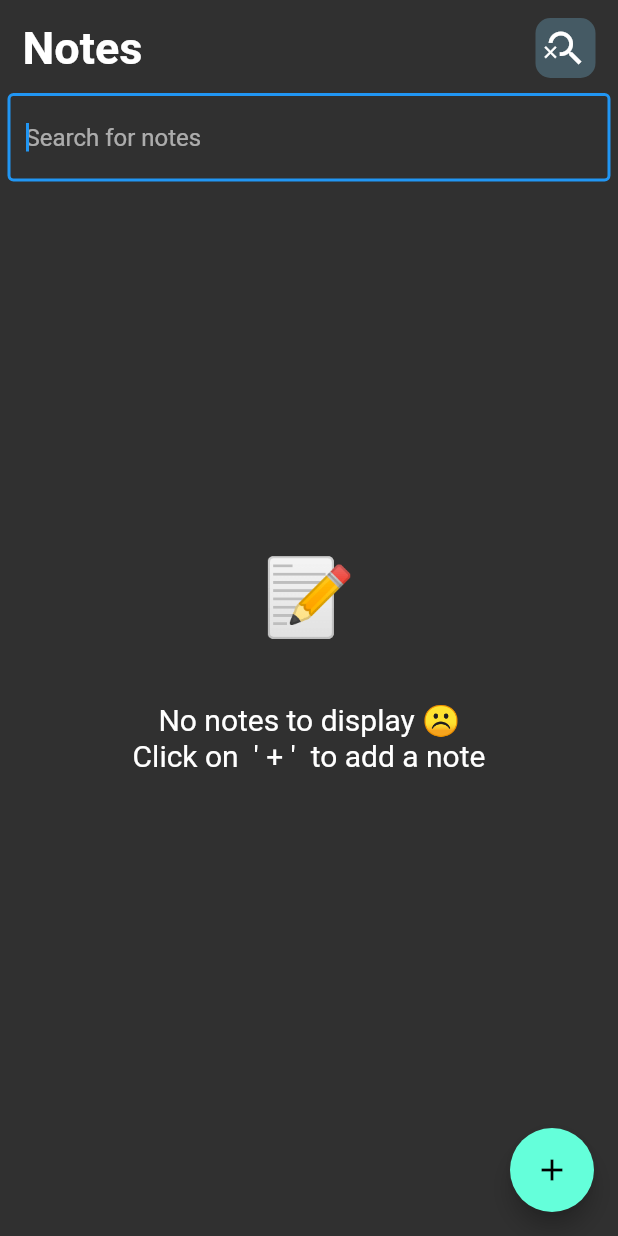
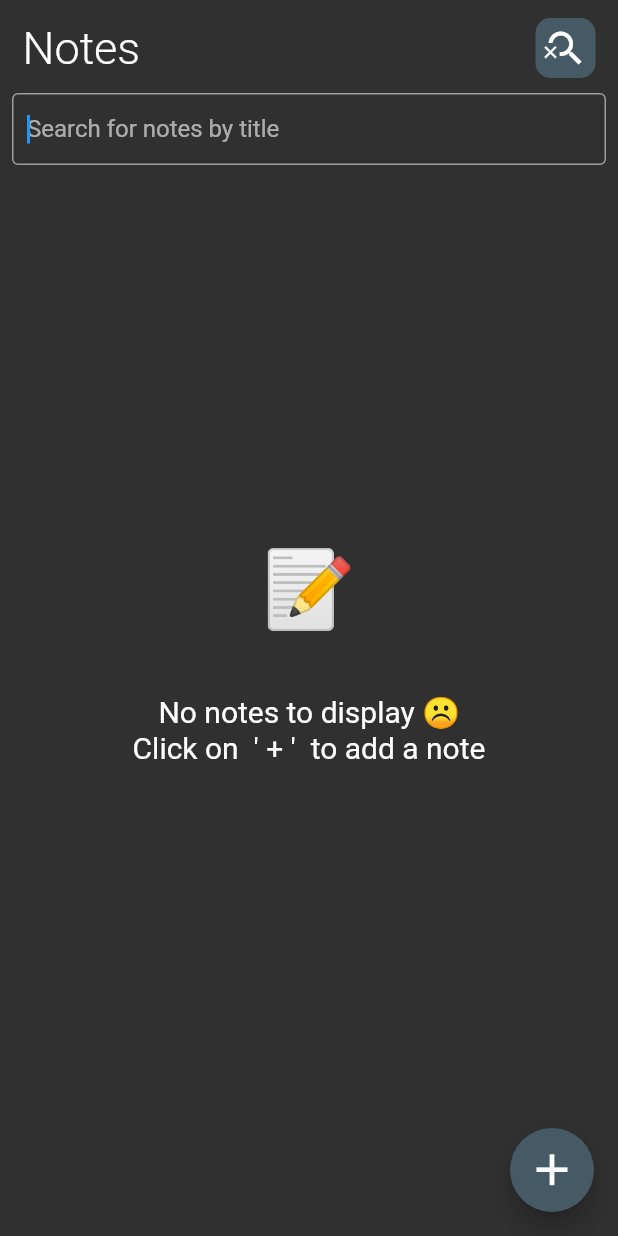
Before and after one commit to Amal4m41/Notes-App-Flutter, a Flutter app: the screen it shows after launch, after a tap on the "search" icon, on a phone screen of 412 x 824 dp. Run offline on Flutter 3.47's test engine with Material 2 defaults, Android fonts, the phone set to English and light mode, and no system bars; our stand-ins replace flutter_colorpicker, sqflite; accounts and stored records are empty.

Commit message:
Changed UI for note in view mode.

```diff
--- a/lib/components/notes_staggered_grid_view.dart
+++ b/lib/components/notes_staggered_grid_view.dart
@@ -4,7 +4,7 @@ import 'package:intl/intl.dart';
 import 'package:notes_app/models/note.dart';
 import 'package:notes_app/utils/constants.dart';
 import 'note_card.dart';
-import 'package:notes_app/screens/edit_note_screen.dart';
+import 'package:notes_app/screens/view_note_screen.dart';
 
 typedef onTapNoteItemCallback = void Function(int itemIndex);
 
@@ -32,8 +32,8 @@ class NotesStaggeredGridView extends StatelessWidget {
                 DateFormat.yMMMd().format(notesList[index].createdTime)),
       ),
       staggeredTileBuilder: (int index) => const StaggeredTile.fit(2),
-      mainAxisSpacing: 6.0,
-      crossAxisSpacing: 6.0,
+      mainAxisSpacing: 7.0,
+      crossAxisSpacing: 7.0,
     );
   }
 }
--- a/lib/components/round_icon_border.dart
+++ b/lib/components/round_icon_border.dart
@@ -2,8 +2,9 @@ import 'package:flutter/material.dart';
 
 class RoundIconBorder extends StatelessWidget {
   final IconData icon;
+  final Color iconColor;
 
-  RoundIconBorder({required this.icon});
+  RoundIconBorder({required this.icon, this.iconColor = Colors.white});
 
   @override
   Widget build(BuildContext context) {
@@ -15,7 +16,7 @@ class RoundIconBorder extends StatelessWidget {
       ),
       child: Icon(
         icon,
-        color: Colors.white,
+        color: iconColor,
         size: 30,
       ),
     );
--- a/lib/components/search_box.dart
+++ b/lib/components/search_box.dart
@@ -23,7 +23,7 @@ class _SearchBoxState extends State<SearchBox> {
   Widget build(BuildContext context) {
     // print("SEARCH BOX SCREEN");
     return Container(
-      padding: EdgeInsets.symmetric(horizontal: 5),
+      padding: EdgeInsets.symmetric(horizontal: 8),
       child: TextField(
         autofocus: true,
         controller: searchController,
@@ -35,6 +35,7 @@ class _SearchBoxState extends State<SearchBox> {
           // setState(() {});
         },
         decoration: InputDecoration(
+          contentPadding: EdgeInsets.symmetric(horizontal: 10),
           suffixIcon: searchController.text.isEmpty
               ? null
               : InkWell(
@@ -43,10 +44,16 @@ class _SearchBoxState extends State<SearchBox> {
                     widget.callback(
                         ''); //so that all list notes will be displayed.
                   },
-                  child: Icon(Icons.clear),
+                  child: const Icon(
+                    Icons.clear,
+                    color: Colors.grey,
+                  ),
                 ),
-          border: OutlineInputBorder(),
-          hintText: "Search for notes",
+          border: const OutlineInputBorder(
+              borderSide: BorderSide(color: Colors.grey)),
+          focusedBorder: const OutlineInputBorder(
+              borderSide: BorderSide(color: Colors.grey)),
+          hintText: "Search for notes by title",
         ),
       ),
     );
--- a/lib/screens/home_screen.dart
+++ b/lib/screens/home_screen.dart
@@ -13,7 +13,7 @@ import 'package:notes_app/screens/create_note_screen.dart';
 import 'package:notes_app/utils/constants.dart';
 import 'package:notes_app/utils/widget_functions.dart';
 
-import 'edit_note_screen.dart';
+import 'view_note_screen.dart';
 
 class HomeScreen extends StatefulWidget {
   static const String id = "HomeScreen";
@@ -50,7 +50,7 @@ class _HomeScreenState extends State<HomeScreen> {
 
   @override
   Widget build(BuildContext context) {
-    print("HOME SCREEN");
+    // print("HOME SCREEN");
     return Scaffold(
       body: SafeArea(
         child: Container(
@@ -65,7 +65,7 @@ class _HomeScreenState extends State<HomeScreen> {
                     const Text(
                       "Notes",
                       style:
-                          TextStyle(fontSize: 30, fontWeight: FontWeight.bold),
+                          TextStyle(fontSize: 30, fontWeight: FontWeight.w300),
                     ),
                     InkWell(
                       onTap: () {
@@ -102,8 +102,8 @@ class _HomeScreenState extends State<HomeScreen> {
                               Note selectedNote = searchedNotes[itemIndex];
 
                               DbNoteAction? result = await Navigator.pushNamed(
-                                      context, EditNoteScreen.id,
-                                      arguments: EditNoteScreenArguments(
+                                      context, ViewNoteScreen.id,
+                                      arguments: ViewNoteScreenArguments(
                                           note: searchedNotes[itemIndex]))
                                   as DbNoteAction?;
 
@@ -138,6 +138,7 @@ class _HomeScreenState extends State<HomeScreen> {
         ),
       ),
       floatingActionButton: FloatingActionButton(
+        backgroundColor: Colors.blueGrey.shade700,
         onPressed: () async {
           //If we user just presses the back button, the screen will popped returning a null
           DbNoteAction? result = await Navigator.pushNamed(
@@ -147,7 +148,11 @@ class _HomeScreenState extends State<HomeScreen> {
             getNotesFromDB();
           }
         },
-        child: Icon(Icons.add),
+        child: const Icon(
+          Icons.add,
+          color: Colors.white,
+          size: 35,
+        ),
       ),
     );
   }
```
Also changed, not shown: lib/components/note_card.dart (+5 -2 lines), lib/main.dart (+5 -4 lines), lib/screens/edit_note_screen.dart (deleted, +0 -91 lines), lib/screens/view_note_screen.dart (added, +166 -0 lines), lib/utils/widget_functions.dart (+11 -3 lines).
